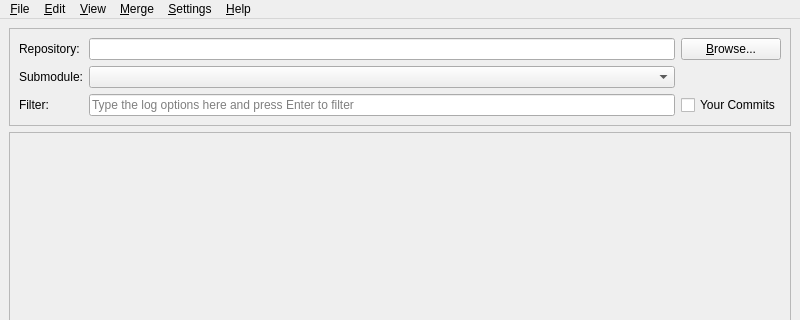
Above: qgitc/mainwindow.ui from timxx/qgitc before the change; both pictures show x 0 to 800 and y 0 to 320 of the 800 by 600 pixel window. Below: the same form after it.
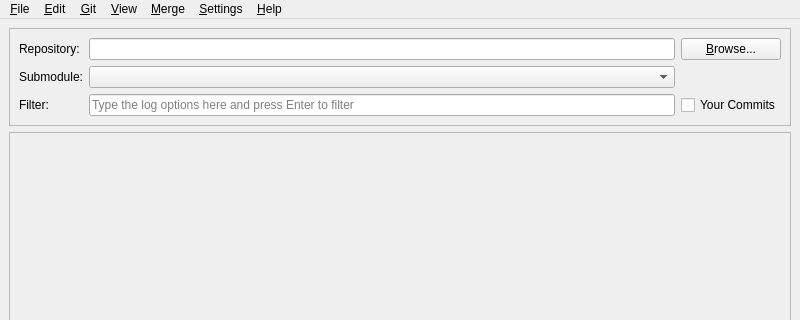
That is the form after the change. Icons and pictures are not drawn. Custom widgets are drawn as their Qt base class.

Commit message: Add commit entrance from main window

The edit to the form file:
```diff
--- a/qgitc/mainwindow.ui
+++ b/qgitc/mainwindow.ui
@@ -176,8 +176,15 @@
     </widget>
     <addaction name="menuCopy_To_Conflict_Log"/>
    </widget>
+   <widget class="QMenu" name="menu_Git">
+    <property name="title">
+     <string>&amp;Git</string>
+    </property>
+    <addaction name="acCommit"/>
+   </widget>
    <addaction name="menuFile"/>
    <addaction name="menu_Edit"/>
+   <addaction name="menu_Git"/>
    <addaction name="menu_View"/>
    <addaction name="menu_Merge"/>
    <addaction name="menu_Settings"/>
```
Left out of the diff: 5 changed lines with no effect on the pictures. The commit also changes 4 other files.
